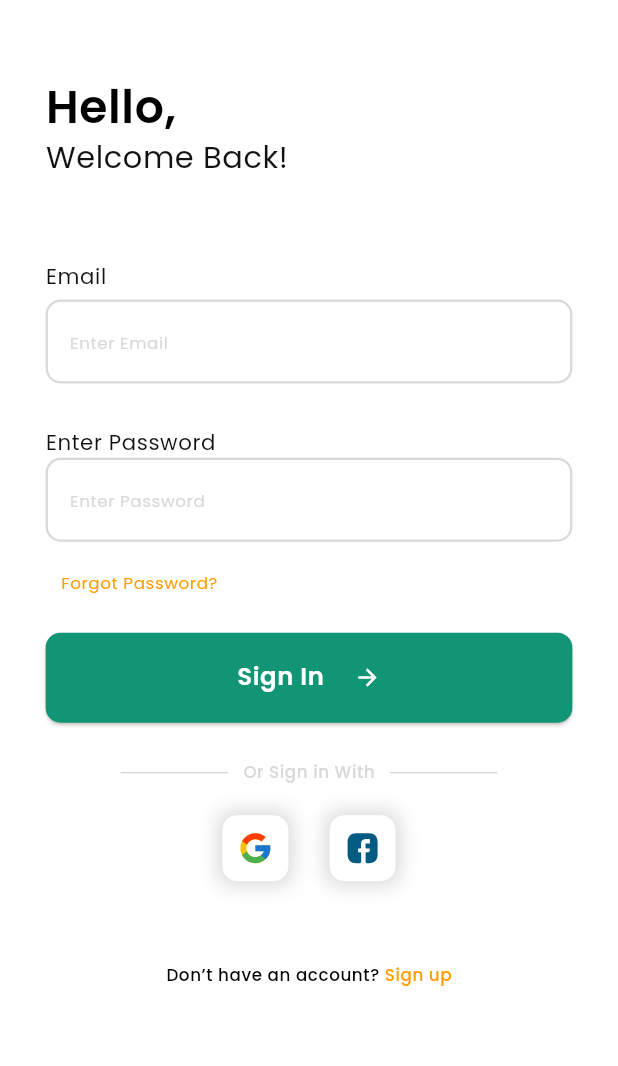
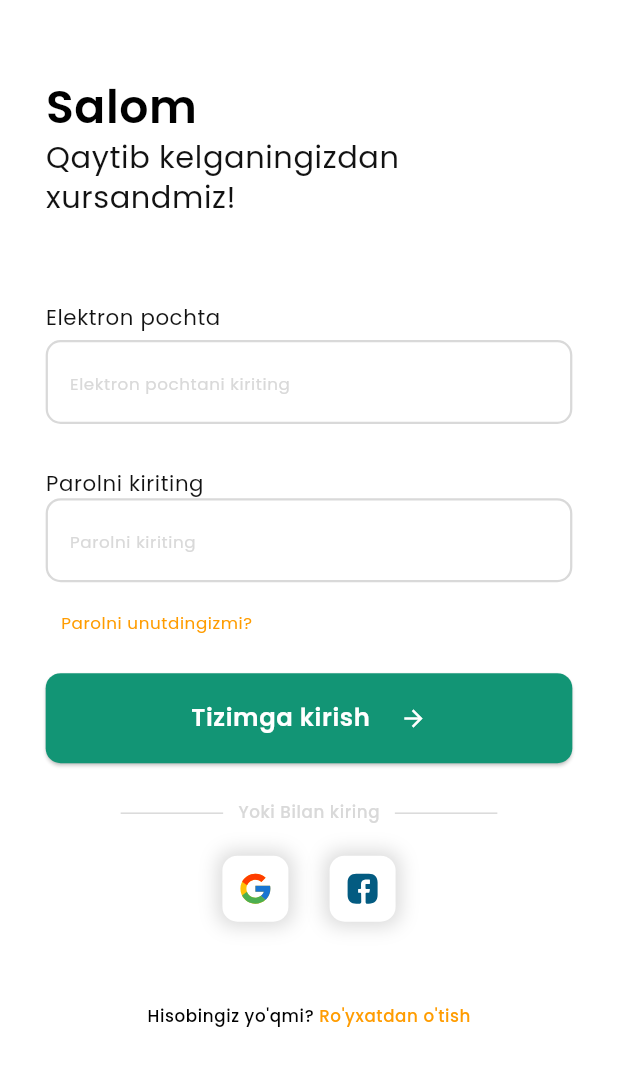
Before and after one commit to Fazo201/nutrition, a Flutter app: the LoginPage screen opened by its route, on a phone screen of 412 x 824 dp. Shown: the top 1066 px of the screen. Run offline on Flutter 3.47's test engine with Material 3 defaults, Android fonts, the phone set to English and light mode, and no system bars; our stand-ins replace connectivity_plus, device_preview, dio, flutter_rating_bar, flutter_riverpod, flutter_screenutil and 6 more; missing offline and left inert: a package; accounts and stored records are empty; generated files the repository leaves out were written again.

Commit message:
Asliddin commit - auth added localization

```diff
--- a/lib/l10n/intl_uz.arb
+++ b/lib/l10n/intl_uz.arb
@@ -17,5 +17,30 @@
   "share": "Ulashish",
   "rateRecipe": "Retseptni baholash",
   "unsave":"Olib tashlash",
-  "send": "Yuborish"
+  "send": "Yuborish",
+  "hello": "Salom",
+  "welcomeBack": "Qaytib kelganingizdan xursandmiz!",
+  "email": "Elektron pochta",
+  "enterEmail": "Elektron pochtani kiriting",
+  "errorExample": "Iltimos, elektron pochta manzilingizni kiriting\nMisol => (example@gmail.com)",
+  "enterPassword": "Parolni kiriting",
+  "errorPassword": "Iltimos, parolingizni kiriting",
+  "forgetPassword": "Parolni unutdingizmi?",
+  "signIn": "Tizimga kirish",
+  "orWith": "Yoki Bilan kiring",
+  "dontHaveAccount": "Hisobingiz yo'qmi?",
+  "signUp": " Ro'yxatdan o'tish",
+  "creatAnAccount": "Hisob ochish",
+  "letsHelp": "Hisobingizni sozlashda yordam beraylik,\nko'p vaqt talab qilmaydi.",
+  "name": "Ism",
+  "enterName": "Ismingizni kiriting",
+  "pleaseEnterName": "Iltimos, ismingizni kiriting",
+  "password": "Parol",
+  "errorPassword": "8 yoki undan ortiq belgidan iborat boʻlishi va kamida 1\nraqam yoki maxsus belgidan iborat boʻlishi kerak",
+  "confirmPassword": "Parolni tasdiqlang",
+  "retypePassword": "Parolni qayta tering",
+  "passwordDoNotMatch": "Parollar mos kelmaydi",
+  "accept": "Shartlar && shartlarni qabul qiling",
+  "pleaseFill": "Iltimos, barcha ma'lumotlarni to'g'ri kiriting.",
+  "already": "Allaqachon a'zomisiz?"
 }
--- a/lib/src/app.dart
+++ b/lib/src/app.dart
@@ -11,7 +11,7 @@ class App extends StatelessWidget {
 
   @override
   Widget build(BuildContext context) => const CustomScreenUtil(
-        enabledPreview: true,
+        enabledPreview: false,
         child: AppMaterialContext(),
       );
 }
--- a/lib/src/feature/auth/view/pages/login_page.dart
+++ b/lib/src/feature/auth/view/pages/login_page.dart
@@ -34,7 +34,7 @@ class LoginPage extends ConsumerWidget {
                 crossAxisAlignment: CrossAxisAlignment.start,
                 children: [
                   Text(
-                    "Hello,",
+                    context.localized.hello,
                     style: context.theme.textTheme.bodySmall?.copyWith(
                       fontWeight: FontWeight.w600,
                       fontSize: 30.sp,
@@ -43,7 +43,7 @@ class LoginPage extends ConsumerWidget {
                     ),
                   ),
                   Text(
-                    "Welcome Back!",
+                    context.localized.welcomeBack,
                     style: context.theme.textTheme.bodySmall?.copyWith(
                       fontWeight: FontWeight.w400,
                       fontSize: 20.sp,
@@ -53,7 +53,7 @@ class LoginPage extends ConsumerWidget {
                   ),
                   57.verticalSpace,
                   Text(
-                    "Email",
+                    context.localized.email,
                     style: context.theme.textTheme.bodySmall?.copyWith(
                       fontWeight: FontWeight.w400,
                       fontSize: 14.sp,
@@ -64,19 +64,19 @@ class LoginPage extends ConsumerWidget {
                   5.verticalSpace,
                   LoginTextfieldWidget(
                     controller: ctr.emailController,
-                    hintText: "Enter Email",
+                    hintText: context.localized.enterEmail,
                     validator: (value) {
                       if (value != null && value.contains("@gmail.com") && value.length > 10) {
                         return null;
                       } else {
-                        return "Please enter your email address\nExample => (example@gmail.com)";
+                        return context.localized.errorExample;
                       }
                     },
                     onChanged: ctr.onChanged,
                   ),
                   30.verticalSpace,
                   Text(
-                    "Enter Password",
+                    context.localized.enterPassword,
                     style: context.theme.textTheme.bodySmall?.copyWith(
                       fontWeight: FontWeight.w400,
                       fontSize: 14.sp,
@@ -86,12 +86,12 @@ class LoginPage extends ConsumerWidget {
                   ),
                   LoginTextfieldWidget(
                     controller: ctr.passwordController,
-                    hintText: "Enter Password",
+                    hintText: context.localized.enterPassword,
                     validator: (value) {
                       if (value != null && value.isNotEmpty) {
                         return null;
                       } else {
-                        return "Please enter your password";
+                        return context.localized.errorPassword;
                       }
                     },
                     onChanged: ctr.onChanged,
@@ -104,7 +104,7 @@ class LoginPage extends ConsumerWidget {
                         context.go(AppRouteNames.home);
                       },
                       child: Text(
-                        "Forgot Password?",
+                        context.localized.forgetPassword,
                         style: context.theme.textTheme.bodySmall?.copyWith(
                           fontWeight: FontWeight.w400,
                           fontSize: 11.sp,
@@ -116,7 +116,7 @@ class LoginPage extends ConsumerWidget {
                   ),
                   25.verticalSpace,
                   ElevatedButtonWidget(
-                    text: "Sign In",
+                    text: context.localized.signIn,
                     onPressed: () {
                       if (ctr.globalKey.currentState?.validate() ?? false) {
                         context.pushReplacement(AppRouteNames.home);
@@ -145,7 +145,7 @@ class LoginPage extends ConsumerWidget {
                     mainAxisAlignment: MainAxisAlignment.center,
                     children: [
                       Text(
-                        "Don’t have an account?",
+                        context.localized.dontHaveAccount,
                         style: context.theme.textTheme.bodySmall?.copyWith(
                           fontWeight: FontWeight.w500,
                           fontSize: 11.sp,
@@ -158,7 +158,7 @@ class LoginPage extends ConsumerWidget {
                           context.go("${AppRouteNames.login}/${AppRouteNames.register}");
                         },
                         child: Text(
-                          " Sign up",
+                          context.localized.signUp,
                           style: context.theme.textTheme.bodySmall?.copyWith(
                             fontWeight: FontWeight.w500,
                             fontSize: 11.sp,
--- a/lib/src/feature/auth/view/pages/register_page.dart
+++ b/lib/src/feature/auth/view/pages/register_page.dart
@@ -26,7 +26,9 @@ class RegisterPage extends ConsumerWidget {
         leading: Padding(
           padding: const EdgeInsets.only(left: 25),
           child: IconButton(
-            onPressed: () {},
+            onPressed: () {
+              context.pop();
+            },
             icon: const Icon(Icons.arrow_back_ios),
           ),
         ),
@@ -41,7 +43,7 @@ class RegisterPage extends ConsumerWidget {
               crossAxisAlignment: CrossAxisAlignment.start,
               children: [
                 Text(
-                  "Create an account",
+                  context.localized.creatAnAccount,
                   style: context.theme.textTheme.bodySmall?.copyWith(
                     fontWeight: FontWeight.w600,
                     fontSize: 20.sp,
@@ -51,7 +53,7 @@ class RegisterPage extends ConsumerWidget {
                 ),
                 5.verticalSpace,
                 Text(
-                  "Let’s help you set up your account,\nit won’t take long.",
+                  context.localized.letsHelp,
                   style: context.theme.textTheme.bodySmall?.copyWith(
                     fontWeight: FontWeight.w400,
                     fontSize: 11.sp,
@@ -60,62 +62,62 @@ class RegisterPage extends ConsumerWidget {
                   ),
                 ),
                 15.verticalSpace,
-                const RegisterTextWidget(text: "Name"),
+                RegisterTextWidget(text: context.localized.name),
                 3.verticalSpace,
                 LoginTextfieldWidget(
                   controller: ctr.nameController,
-                  hintText: "Enter Name",
+                  hintText: context.localized.enterName,
                   validator: (value) {
                     if (value != null && value.isNotEmpty && value.length >= 2) {
                       return null;
                     } else {
-                      return "Please enter your name";
+                      return context.localized.pleaseEnterName;
                     }
                   },
                   onChanged: (value) => ctr.onChanged,
                 ),
                 18.verticalSpace,
-                const RegisterTextWidget(text: "Email"),
+                RegisterTextWidget(text: context.localized.email),
                 3.verticalSpace,
                 LoginTextfieldWidget(
                   controller: ctr.emailController,
-                  hintText: "Enter Email",
+                  hintText: context.localized.enterEmail,
                   validator: (value) {
                     if (value != null && value.contains("@gmail.com") && value.length > 10) {
                       return null;
                     } else {
-                      return "Please enter your email address\nExample => (example@gmail.com)";
+                      return context.localized.errorExample;
                     }
                   },
                   onChanged: (value) => ctr.onChanged,
                 ),
                 18.verticalSpace,
-                const RegisterTextWidget(text: "Password"),
+                RegisterTextWidget(text: context.localized.password),
                 3.verticalSpace,
                 LoginTextfieldWidget(
                   controller: ctr.passwordController,
-                  hintText: "Enter Password",
+                  hintText: context.localized.enterPassword,
                   validator: (value) {
                     final regex = RegExp(r"^(?=.*?[a-z])(?=.*?[0-9]).{8,}$");
                     if (value != null && regex.hasMatch(value)) {
                       return null;
                     } else {
-                      return "Must be 8 or more characters  and contain at least 1\nnumber or special character";
+                      return context.localized.errorPassword;
                     }
                   },
                   onChanged: (value) => ctr.onChanged,
                 ),
                 18.verticalSpace,
-                const RegisterTextWidget(text: "Confirm Password"),
+                RegisterTextWidget(text: context.localized.confirmPassword),
                 3.verticalSpace,
                 LoginTextfieldWidget(
                   controller: ctr.confirmPasswordController,
-                  hintText: "Retype Password",
+                  hintText: context.localized.retypePassword,
                   validator: (value) {
                     if (value == ctr.passwordController.text) {
                       return null;
                     } else {
-                      return "Passwords do not match";
+                      return context.localized.passwordDoNotMatch;
                     }
                   },
                   onChanged: (value) => ctr.onChanged,
@@ -135,7 +137,7 @@ class RegisterPage extends ConsumerWidget {
                       },
                     ),
                     Text(
-                      "Accept terms & Condition",
+                      context.localized.accept,
                       style: context.theme.textTheme.bodySmall?.copyWith(
                         fontWeight: FontWeight.w400,
                         fontSize: 11.sp,
@@ -147,7 +149,7 @@ class RegisterPage extends ConsumerWidget {
                 ),
                 5.verticalSpace,
                 ElevatedButtonWidget(
-                  text: "Sign Up",
+                  text: context.localized.signUp,
                   onPressed: () {
                     final result = ctr.globalKey.currentState!.validate();
                     if (result &&
@@ -158,8 +160,8 @@ class RegisterPage extends ConsumerWidget {
                       context.pushReplacement(AppRouteNames.home);
                     } else {
                       ScaffoldMessenger.of(context).showSnackBar(
-                        const SnackBar(
-                          content: Text("Please fill in all the details correctly."),
+                        SnackBar(
+                          content: Text(context.localized.pleaseFill),
                         ),
                       );
                     }
@@ -185,7 +187,7 @@ class RegisterPage extends ConsumerWidget {
                   mainAxisAlignment: MainAxisAlignment.center,
                   children: [
                     Text(
-                      "Already a member?",
+                      context.localized.already,
                       style: context.theme.textTheme.bodySmall?.copyWith(
                         fontWeight: FontWeight.w500,
                         fontSize: 11.sp,
@@ -194,7 +196,7 @@ class RegisterPage extends ConsumerWidget {
                       ),
                     ),
                     Text(
-                      " Sign In",
+                      context.localized.signIn,
                       style: context.theme.textTheme.bodySmall?.copyWith(
                         fontWeight: FontWeight.w500,
                         fontSize: 11.sp,
--- a/lib/src/feature/auth/view/pages/splash_page.dart
+++ b/lib/src/feature/auth/view/pages/splash_page.dart
@@ -1,4 +1,3 @@
-
 import "dart:developer";
 
 import "package:flutter/cupertino.dart";
@@ -188,7 +187,7 @@ class _SplashPageState extends State<SplashPage> with TickerProviderStateMixin {
             if (language != null)
               IconButton.outlined(
                 onPressed: () {
-                 context.go(AppRouteNames.home);
+                  context.go(AppRouteNames.login);
                 },
                 highlightColor: AppColors.c129575,
                 icon: const Icon(
--- a/lib/src/feature/auth/view/widgets/login_or_widget.dart
+++ b/lib/src/feature/auth/view/widgets/login_or_widget.dart
@@ -18,7 +18,7 @@ class LoginOrWidget extends StatelessWidget {
             ),
           ),
           Text(
-          "Or Sign in With",
+            context.localized.orWith,
             style: context.theme.textTheme.bodySmall?.copyWith(
               fontWeight: FontWeight.w500,
               fontSize: 11.sp,
```
Also changed, not shown: lib/l10n/intl_en.arb (+26 -1 lines), lib/l10n/intl_ru.arb (+26 -1 lines). Lines whose indentation alone changed are shown as unchanged.
